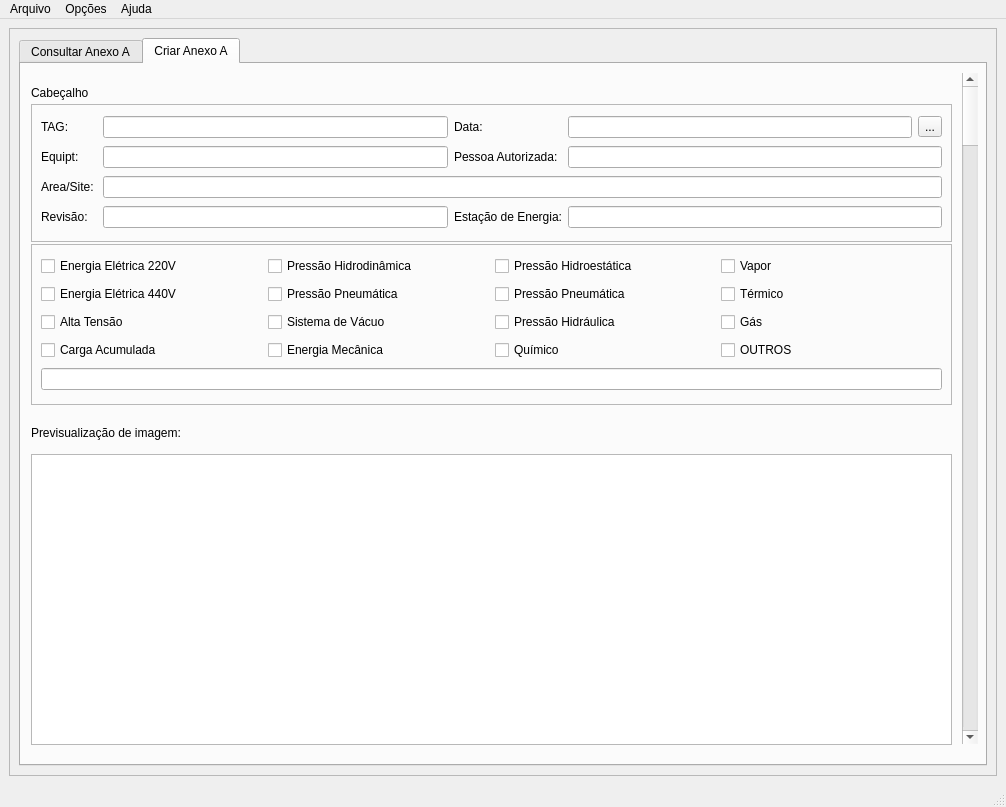
Before: the Qt Designer form main_window.ui in ahpqmiranda/testepyqt, drawn with Qt 5.
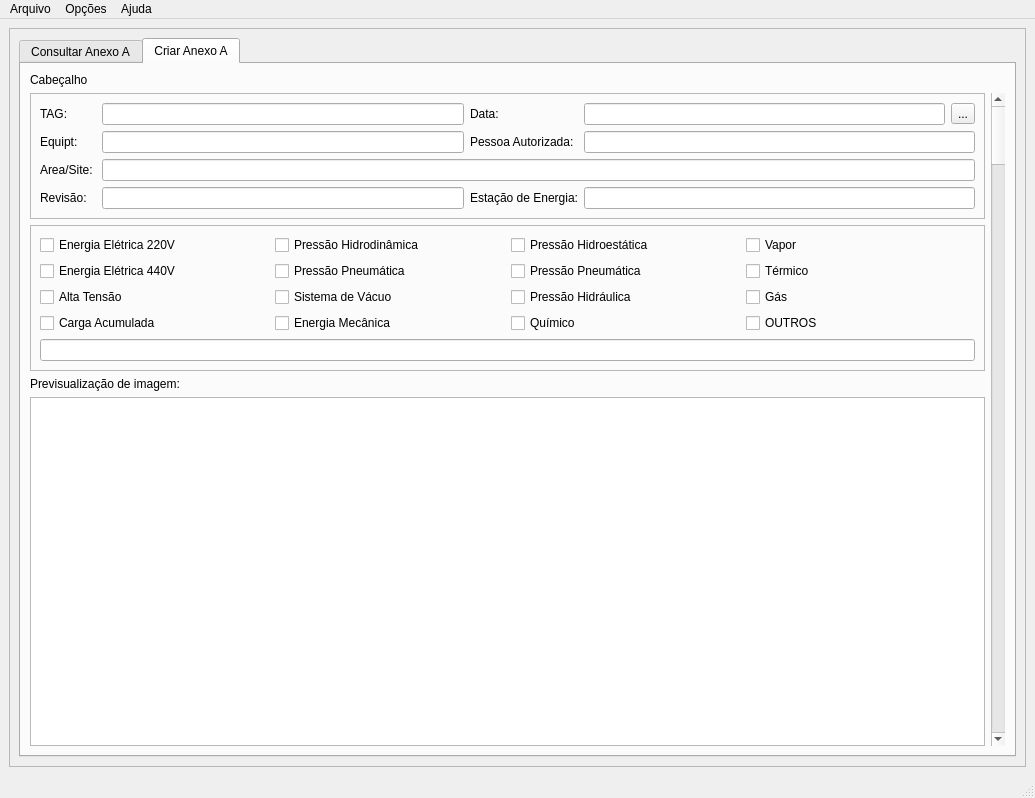
After: the same form once the commit is applied.

```diff
--- a/main_window.ui
+++ b/main_window.ui
@@ -6,8 +6,8 @@
    <rect>
     <x>0</x>
     <y>0</y>
-    <width>1006</width>
-    <height>807</height>
+    <width>1035</width>
+    <height>798</height>
    </rect>
   </property>
   <property name="windowTitle">
@@ -44,15 +44,16 @@
           <attribute name="title">
            <string>Criar Anexo A</string>
           </attribute>
+          <layout class="QGridLayout" name="gridLayout_4">
+           <item row="0" column="0">
+            <widget class="QLabel" name="title_label">
+             <property name="text">
+              <string>Cabeçalho</string>
+             </property>
+            </widget>
+           </item>
+           <item row="1" column="0">
           <widget class="QFrame" name="frame_2">
-           <property name="geometry">
-            <rect>
-             <x>10</x>
-             <y>40</y>
-             <width>921</width>
-             <height>138</height>
-            </rect>
-           </property>
            <property name="maximumSize">
             <size>
              <width>16777215</width>
@@ -145,15 +146,16 @@
             </item>
            </layout>
           </widget>
+           </item>
+           <item row="1" column="1" rowspan="4">
+            <widget class="QScrollBar" name="verticalScrollBar">
+             <property name="orientation">
+              <enum>Qt::Vertical</enum>
+             </property>
+            </widget>
+           </item>
+           <item row="2" column="0">
           <widget class="QFrame" name="frame_3">
-           <property name="geometry">
-            <rect>
-             <x>10</x>
-             <y>180</y>
-             <width>921</width>
-             <height>161</height>
-            </rect>
-           </property>
            <property name="frameShape">
             <enum>QFrame::StyledPanel</enum>
            </property>
@@ -278,55 +280,18 @@
             </item>
            </layout>
           </widget>
-          <widget class="QScrollBar" name="verticalScrollBar">
-           <property name="geometry">
-            <rect>
-             <x>941</x>
-             <y>9</y>
-             <width>16</width>
-             <height>671</height>
-            </rect>
-           </property>
-           <property name="orientation">
-            <enum>Qt::Vertical</enum>
-           </property>
-          </widget>
-          <widget class="QLabel" name="title_label">
-           <property name="geometry">
-            <rect>
-             <x>10</x>
-             <y>20</y>
-             <width>921</width>
-             <height>17</height>
-            </rect>
-           </property>
-           <property name="text">
-            <string>Cabeçalho</string>
-           </property>
-          </widget>
-          <widget class="QGraphicsView" name="graphicsView">
-           <property name="geometry">
-            <rect>
-             <x>10</x>
-             <y>390</y>
-             <width>921</width>
-             <height>291</height>
-            </rect>
-           </property>
-          </widget>
+           </item>
+           <item row="3" column="0">
           <widget class="QLabel" name="image_label">
-           <property name="geometry">
-            <rect>
-             <x>10</x>
-             <y>360</y>
-             <width>221</width>
-             <height>17</height>
-            </rect>
-           </property>
            <property name="text">
             <string>Previsualização de imagem:</string>
            </property>
           </widget>
+           </item>
+           <item row="4" column="0">
+            <widget class="QGraphicsView" name="graphicsView"/>
+           </item>
+          </layout>
          </widget>
         </widget>
        </item>
@@ -340,8 +305,8 @@
     <rect>
      <x>0</x>
      <y>0</y>
-     <width>1006</width>
-     <height>21</height>
+     <width>1035</width>
+     <height>19</height>
     </rect>
    </property>
    <widget class="QMenu" name="menuArquivo">
```
Lines whose indentation alone changed are shown as unchanged.
